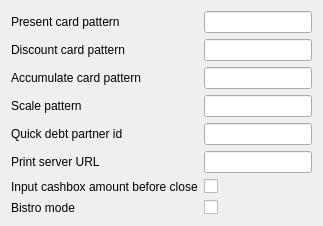
Before: the Qt Designer form FrontDesk/rworkstationconfigcommon.ui in End1-1/Cafe5, drawn with Qt 5.
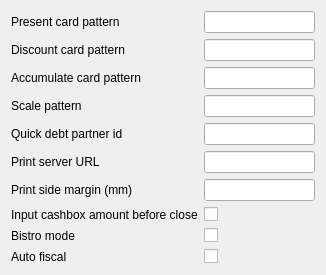
After: the same form once the commit is applied. Custom widgets are drawn as their Qt base class.

Diff of the .ui file:
```diff
--- a/FrontDesk/rworkstationconfigcommon.ui
+++ b/FrontDesk/rworkstationconfigcommon.ui
@@ -2,6 +2,14 @@
 <ui version="4.0">
  <class>RWorkstationConfigCommon</class>
  <widget class="QWidget" name="RWorkstationConfigCommon">
+  <property name="geometry">
+   <rect>
+    <x>0</x>
+    <y>0</y>
+    <width>326</width>
+    <height>246</height>
+   </rect>
+  </property>
   <layout class="QFormLayout" name="formLayout">
    <item row="0" column="0">
     <widget class="QLabel" name="labelPresent">
@@ -63,28 +71,55 @@
    <item row="5" column="1">
     <widget class="QLineEdit" name="lePrintServer"/>
    </item>
-   <item row="6" column="0">
+   <item row="7" column="0">
     <widget class="QLabel" name="labelCashboxClose">
      <property name="text">
       <string>Input cashbox amount before close</string>
      </property>
     </widget>
    </item>
-   <item row="6" column="1">
+   <item row="7" column="1">
     <widget class="QCheckBox" name="chInputCashboxBeforeClose"/>
    </item>
-   <item row="7" column="0">
+   <item row="8" column="0">
     <widget class="QLabel" name="labelBistro">
      <property name="text">
       <string>Bistro mode</string>
      </property>
     </widget>
    </item>
-   <item row="7" column="1">
+   <item row="8" column="1">
     <widget class="QCheckBox" name="chBistro"/>
    </item>
+   <item row="9" column="0">
+    <widget class="QLabel" name="labelBistro_2">
+     <property name="text">
+      <string>Auto fiscal</string>
+     </property>
+    </widget>
+   </item>
+   <item row="9" column="1">
+    <widget class="QCheckBox" name="chAutoFiscal"/>
+   </item>
+   <item row="6" column="0">
+    <widget class="QLabel" name="labelPrint_2">
+     <property name="text">
+      <string>Print side margin (mm)</string>
+     </property>
+    </widget>
+   </item>
+   <item row="6" column="1">
+    <widget class="C5LineEdit" name="lePrintPaperWidth"/>
+   </item>
   </layout>
  </widget>
+ <customwidgets>
+  <customwidget>
+   <class>C5LineEdit</class>
+   <extends>QLineEdit</extends>
+   <header location="global">c5lineedit.h</header>
+  </customwidget>
+ </customwidgets>
  <resources/>
  <connections/>
 </ui>
```
